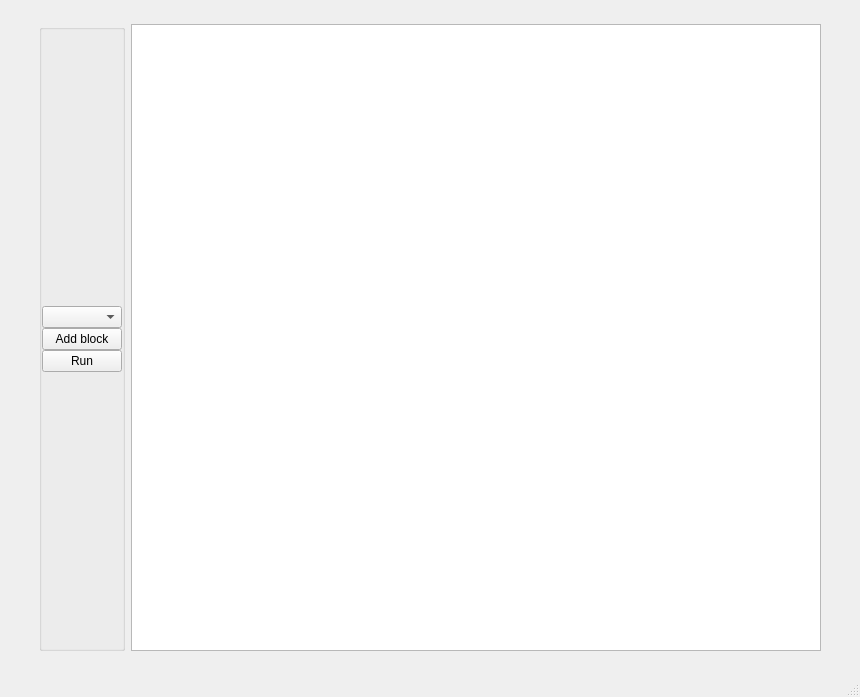
First picture: the form in ui/MainWindow.ui, repository povle/pyblueprint, before the edit.
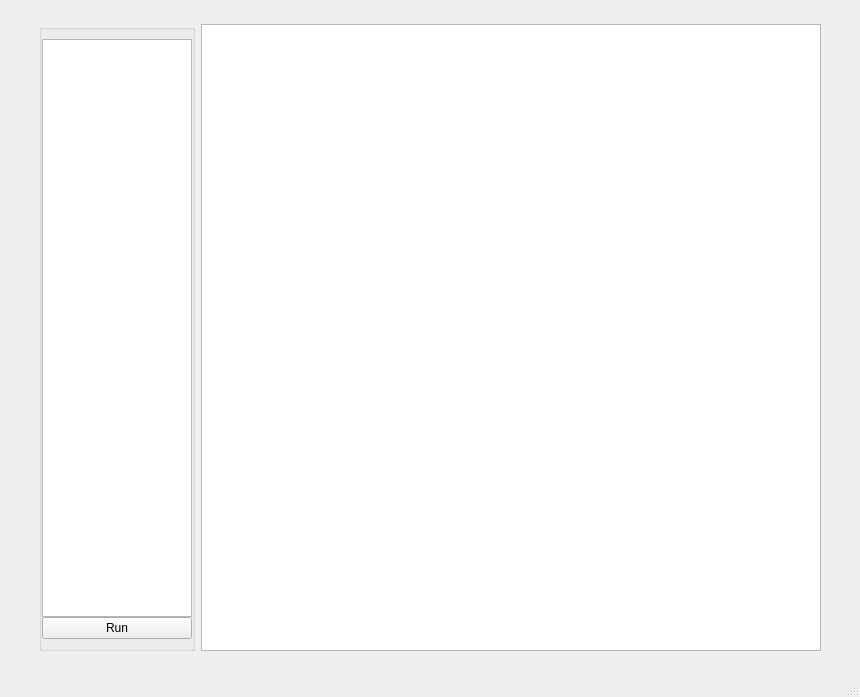
Second picture: the form after the edit. Custom widgets are drawn as their Qt base class.

Patch:
```diff
--- a/ui/MainWindow.ui
+++ b/ui/MainWindow.ui
@@ -66,35 +66,21 @@
           <number>0</number>
          </property>
          <item>
-          <spacer name="verticalSpacer">
-           <property name="orientation">
-            <enum>Qt::Vertical</enum>
-           </property>
-           <property name="sizeHint" stdset="0">
-            <size>
-             <width>20</width>
-             <height>40</height>
-            </size>
-           </property>
-          </spacer>
-         </item>
-         <item>
-          <widget class="QComboBox" name="functionSelectBox">
-           <property name="currentIndex">
-            <number>-1</number>
-           </property>
-          </widget>
-         </item>
-         <item>
-          <widget class="QPushButton" name="addBlockButton">
+          <widget class="FunctionList" name="functionList">
            <property name="sizePolicy">
-            <sizepolicy hsizetype="Maximum" vsizetype="Fixed">
+            <sizepolicy hsizetype="Preferred" vsizetype="Expanding">
              <horstretch>0</horstretch>
              <verstretch>0</verstretch>
             </sizepolicy>
            </property>
-           <property name="text">
-            <string>Add block</string>
+           <property name="maximumSize">
+            <size>
+             <width>150</width>
+             <height>16777215</height>
+            </size>
+           </property>
+           <property name="dragEnabled">
+            <bool>true</bool>
            </property>
           </widget>
          </item>
@@ -105,19 +91,6 @@
            </property>
           </widget>
          </item>
-         <item>
-          <spacer name="verticalSpacer_2">
-           <property name="orientation">
-            <enum>Qt::Vertical</enum>
-           </property>
-           <property name="sizeHint" stdset="0">
-            <size>
-             <width>20</width>
-             <height>40</height>
-            </size>
-           </property>
-          </spacer>
-         </item>
         </layout>
        </widget>
       </item>
@@ -147,6 +120,13 @@
   </widget>
   <widget class="QStatusBar" name="statusbar"/>
  </widget>
+ <customwidgets>
+  <customwidget>
+   <class>FunctionList</class>
+   <extends>QListView</extends>
+   <header>widgets/function_list</header>
+  </customwidget>
+ </customwidgets>
  <resources/>
  <connections/>
 </ui>
```
